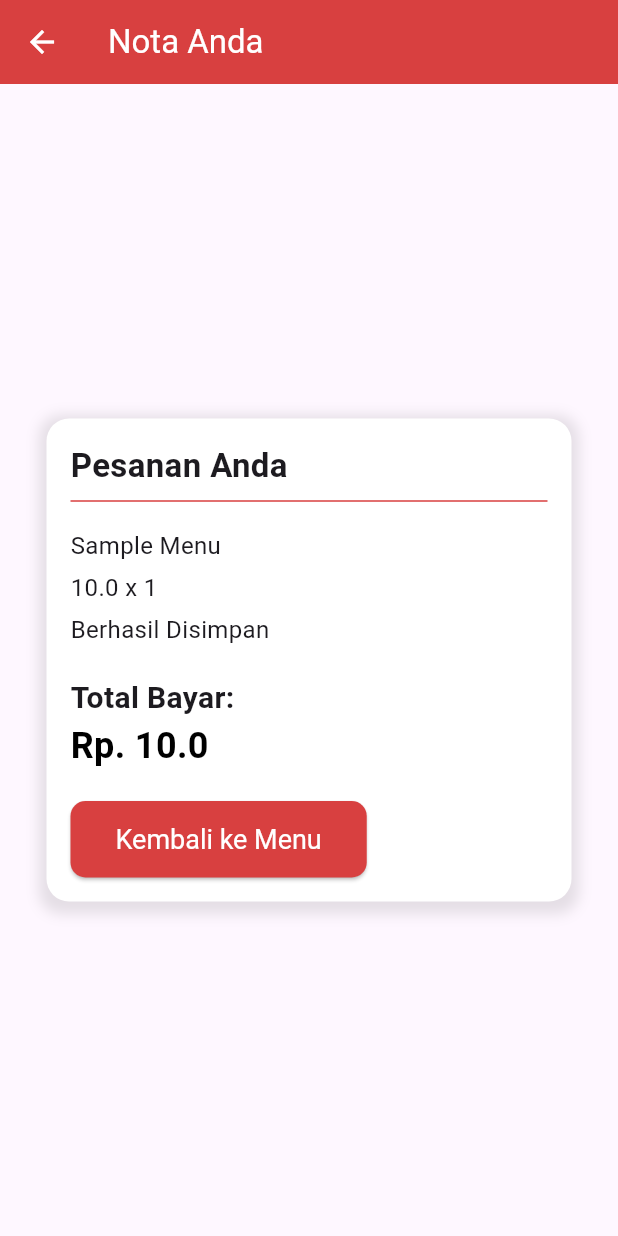
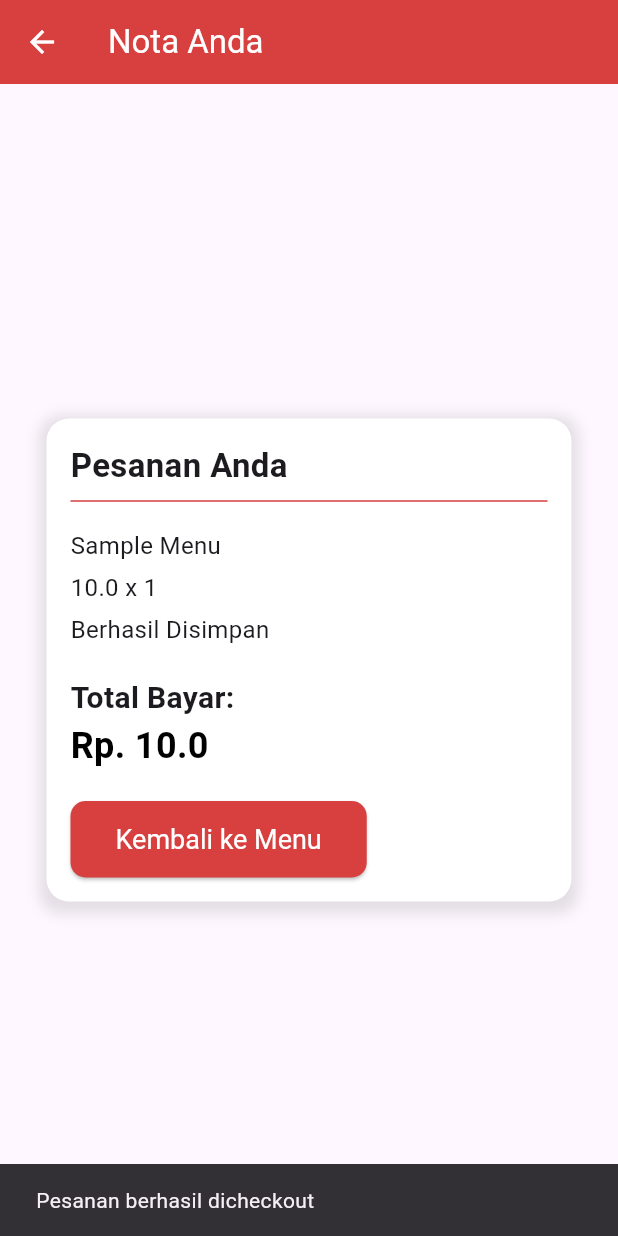
Before and after one commit to fachruddinruddin/Fodd_Delivery_App, a Flutter app: the TransactionScreen screen opened by its route, after a tap on "Pesan Sekarang", on a phone screen of 412 x 824 dp. Run offline on Flutter 3.47's test engine with Material 3 defaults, Android fonts, the phone set to English and light mode, and no system bars; our stand-ins replace cloud_firestore, firebase_auth, firebase_core; accounts and stored records are empty.

Commit message:
Add snackbar notifications for transaction success and failure in transaction screen

```diff
--- a/lib/screens/transaction_screen.dart
+++ b/lib/screens/transaction_screen.dart
@@ -40,6 +40,8 @@ class _TransactionScreenState extends State<TransactionScreen> {
           ),
         ),
       );
+      ScaffoldMessenger.of(context).showSnackBar(
+          const SnackBar(content: Text('Pesanan berhasil dicheckout')));
     } catch (e) {
       ScaffoldMessenger.of(context).showSnackBar(
           SnackBar(content: Text('Failed to process transaction: $e')));
```
